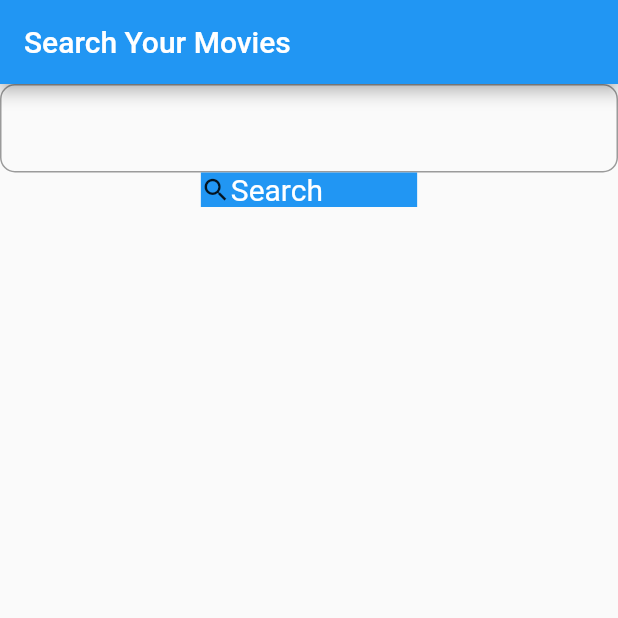
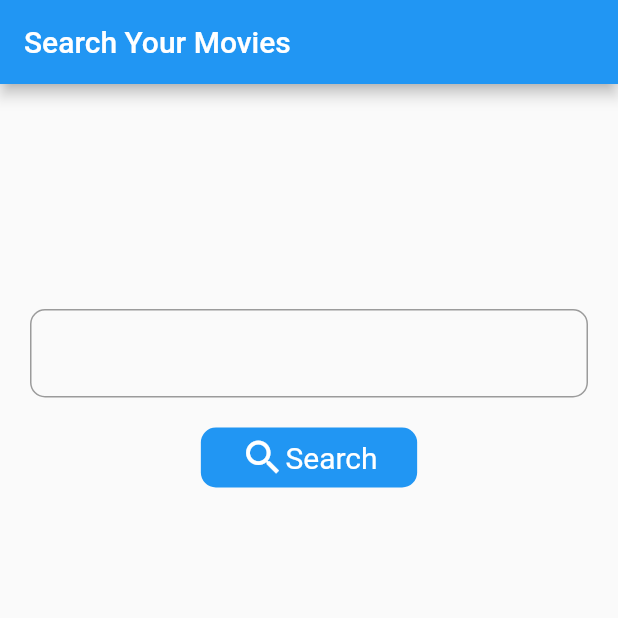
Before and after one commit to KTPILOT/omdb_demo, a Flutter app: the screen it shows after launch, on a phone screen of 412 x 824 dp, the top half of it. Run offline on Flutter 3.47's test engine with Material 2 defaults, Android fonts, the phone set to English and light mode, and no system bars; our stand-ins replace bloc, dio, equatable, flutter_bloc.

Commit message:
[Add] searching added

```diff
--- a/lib/screens/ombd_search/search_result_screen.dart
+++ b/lib/screens/ombd_search/search_result_screen.dart
@@ -17,7 +17,7 @@ class ResultScreen extends StatelessWidget {
               ListTile(
                 title: Text(state.searchModel.search![index].title.toString()),
                 trailing: Image.network(
-                    state.searchModel.search![index].poster.toString()
+                    state.searchModel.search![index].poster.toString(),
                 ),
               ),
               separatorBuilder: (context, index) =>
--- a/lib/screens/ombd_search/search_screen.dart
+++ b/lib/screens/ombd_search/search_screen.dart
@@ -19,9 +19,12 @@ class _SearchPageState extends State<SearchPage> {
 
   @override
   Widget build(BuildContext context) {
-    return Column(
+    return Padding(
+      padding: const EdgeInsetsDirectional.only(start: 20, end: 20),
+      child:Column(
       crossAxisAlignment: CrossAxisAlignment.center,
       children: [
+        const SizedBox(height: 150),
         Form(
           key: formKey,
           child: TextFormField(
@@ -40,6 +43,7 @@ class _SearchPageState extends State<SearchPage> {
             ),
           ),
         ),
+        const SizedBox(height: 20),
         InkWell(
           onTap: () {
             if (formKey.currentState!.validate()) {
@@ -57,11 +61,16 @@ class _SearchPageState extends State<SearchPage> {
             }
           },
           child: Container(
+            padding: const EdgeInsetsDirectional.only(top: 5, bottom: 5),
             width: MediaQuery.of(context).size.width * 0.35,
-            color: Colors.blue,
+            decoration: BoxDecoration(
+              color: Colors.blue,
+              borderRadius: BorderRadius.circular(10)
+            ),
             child: Row(
+              mainAxisAlignment: MainAxisAlignment.center,
               children: const [
-                Icon(Icons.search, size: 20),
+                Icon(Icons.search, size: 30, color: Colors.white,),
                 Text(
                   'Search',
                   style: TextStyle(fontSize: 20, color: Colors.white),
@@ -71,6 +80,6 @@ class _SearchPageState extends State<SearchPage> {
           ),
         ),
       ],
-    ).appBarScaffold(context: context, title: StringRes().search);
+    ),).appBarScaffold(context: context, title: StringRes().search);
   }
 }
```
